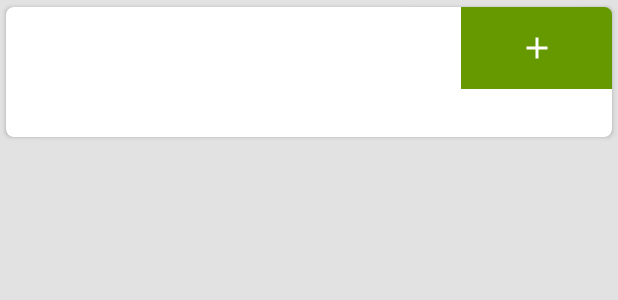
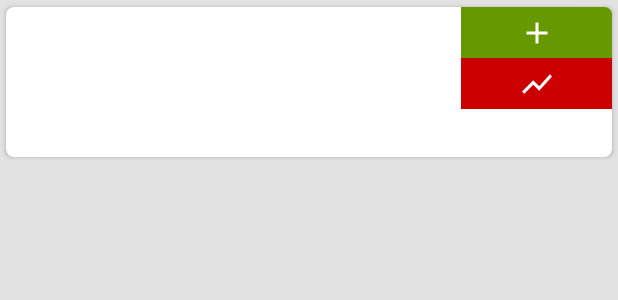
Before and after one commit to DantheCodingGui/streak, an Android app: the layout streak_card.xml on its own in the app's theme, with its tools: preview values and no code run, on a phone screen of 412 x 824 dp. Shown: the top 300 px of the screen. Run offline under Robolectric (Android 15) with nearby library versions, the phone set to English and light mode, and no system bars.

Commit message:
Added functionality to "Break" ie. reset the streak duration value

```diff
--- a/app/src/main/java/com/danthecodinggui/streak/Data/Model.java
+++ b/app/src/main/java/com/danthecodinggui/streak/Data/Model.java
@@ -78,6 +78,11 @@ public class Model implements Modelable {
     }
 
     @Override
+    public void BreakStreak(StreakObject streakObject) {
+        database.ResetStreak(streakObject);
+    }
+
+    @Override
     public void SaveListViewType(Context context, boolean type) {
         sharedPref = context.getSharedPreferences(
                 context.getString(R.string.preference_file_key), Context.MODE_PRIVATE);
--- a/app/src/main/java/com/danthecodinggui/streak/Data/Modelable.java
+++ b/app/src/main/java/com/danthecodinggui/streak/Data/Modelable.java
@@ -18,4 +18,5 @@ public interface Modelable {
     void SaveListViewType(Context context, boolean type);
     boolean GetListViewType(Context context, boolean defaultValue);
     void IncrementStreak(StreakObject streakObject);
+    void BreakStreak(StreakObject streakObject);
 }
--- a/app/src/main/java/com/danthecodinggui/streak/Data/StreakObject.java
+++ b/app/src/main/java/com/danthecodinggui/streak/Data/StreakObject.java
@@ -52,6 +52,9 @@ public class StreakObject {
     public void incrementStreakDuration() {
         ++streakDuration;
     }
+    public void resetStreakDuration() {
+        streakDuration = 0;
+    }
 
 
     public boolean getStreakIsPriority() {
--- /dev/null
+++ b/app/src/main/res/drawable/break_streak.xml
@@ -0,0 +1,9 @@
+<vector xmlns:android="http://schemas.android.com/apk/res/android"
+        android:width="24dp"
+        android:height="24dp"
+        android:viewportWidth="24.0"
+        android:viewportHeight="24.0">
+    <path
+        android:fillColor="#FFFFFFFF"
+        android:pathData="M3.5,18.49l6,-6.01 4,4L22,6.92l-1.41,-1.41 -7.09,7.97 -4,-4L2,16.99z"/>
+</vector>
--- a/app/src/main/res/layout/streak_card.xml
+++ b/app/src/main/res/layout/streak_card.xml
@@ -16,6 +16,7 @@
         android:id="@+id/card_content_container"
         android:layout_width="match_parent"
         android:layout_height="wrap_content"
+        android:minHeight="100dp"
         android:orientation="vertical"
         android:transitionName="@string/transition_edit_streak">
 
@@ -35,13 +36,29 @@
                 android:textColor="@android:color/black"
                 android:textSize="25sp" />
 
-            <ImageButton
-                android:id="@+id/ibtn_increment_streak"
+            <LinearLayout
                 android:layout_width="match_parent"
                 android:layout_height="match_parent"
                 android:layout_weight="3"
-                android:background="@android:color/holo_green_dark"
-                card_view:srcCompat="@drawable/add_icon" />
+                android:orientation="vertical">
+
+                <ImageButton
+                    android:id="@+id/ibtn_increment_streak"
+                    android:layout_width="match_parent"
+                    android:layout_height="match_parent"
+                    android:layout_weight="5"
+                    android:background="@android:color/holo_green_dark"
+                    card_view:srcCompat="@drawable/add_icon" />
+
+                <ImageButton
+                    android:id="@+id/ibtn_break_streak"
+                    android:layout_width="match_parent"
+                    android:layout_height="match_parent"
+                    android:layout_weight="5"
+                    android:background="@android:color/holo_red_dark"
+                    card_view:srcCompat="@drawable/break_streak" />
+            </LinearLayout>
+
         </LinearLayout>
 
         <TextView
```
Also changed, not shown: app/src/main/java/com/danthecodinggui/streak/Data/Database/StreakDbHelper.java (+29 -7 lines), app/src/main/java/com/danthecodinggui/streak/Presenter/HomePresenter.java (+8 -0 lines), app/src/main/java/com/danthecodinggui/streak/View/HomeActivity.java (+11 -0 lines).
